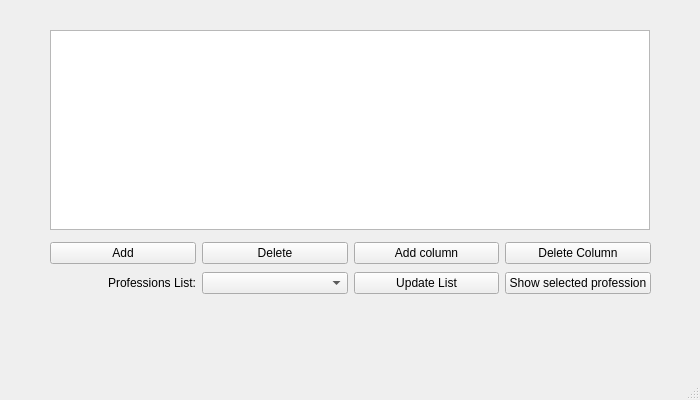
Qt form mainwindow.ui (DaniilUbica/databases-app) before a commit.
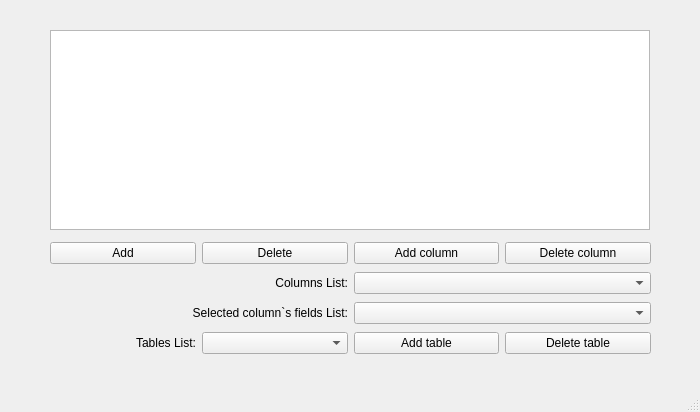
The same form after that commit.

Patch:
```diff
--- a/mainwindow.ui
+++ b/mainwindow.ui
@@ -7,7 +7,7 @@
     <x>0</x>
     <y>0</y>
     <width>700</width>
-    <height>400</height>
+    <height>412</height>
    </rect>
   </property>
   <property name="windowTitle">
@@ -61,7 +61,7 @@
      <item>
       <widget class="QPushButton" name="deleteColumn">
        <property name="text">
-        <string>Delete Column</string>
+        <string>Delete column</string>
        </property>
       </widget>
      </item>
@@ -71,7 +71,7 @@
     <property name="geometry">
      <rect>
       <x>50</x>
-      <y>270</y>
+      <y>300</y>
       <width>601</width>
       <height>26</height>
      </rect>
@@ -83,7 +83,7 @@
         <enum>Qt::RightToLeft</enum>
        </property>
        <property name="text">
-        <string>Professions List:</string>
+        <string>Selected column`s fields List:</string>
        </property>
        <property name="alignment">
         <set>Qt::AlignRight|Qt::AlignTrailing|Qt::AlignVCenter</set>
@@ -93,19 +93,75 @@
      <item>
       <widget class="QComboBox" name="comboBox"/>
      </item>
+    </layout>
+   </widget>
+   <widget class="QWidget" name="layoutWidget_2">
+    <property name="geometry">
+     <rect>
+      <x>50</x>
+      <y>330</y>
+      <width>601</width>
+      <height>26</height>
+     </rect>
+    </property>
+    <layout class="QHBoxLayout" name="horizontalLayout_4">
      <item>
-      <widget class="QPushButton" name="updateCombobox">
+      <widget class="QLabel" name="label_2">
+       <property name="layoutDirection">
+        <enum>Qt::RightToLeft</enum>
+       </property>
        <property name="text">
-        <string>Update List</string>
+        <string>Tables List:</string>
        </property>
+       <property name="alignment">
+        <set>Qt::AlignRight|Qt::AlignTrailing|Qt::AlignVCenter</set>
+       </property>
       </widget>
      </item>
      <item>
-      <widget class="QPushButton" name="showProf">
+      <widget class="QComboBox" name="allTables"/>
+     </item>
+     <item>
+      <widget class="QPushButton" name="addTable">
        <property name="text">
-        <string>Show selected profession</string>
+        <string>Add table</string>
        </property>
       </widget>
+     </item>
+     <item>
+      <widget class="QPushButton" name="deleteTable">
+       <property name="text">
+        <string>Delete table</string>
+       </property>
+      </widget>
+     </item>
+    </layout>
+   </widget>
+   <widget class="QWidget" name="layoutWidget_3">
+    <property name="geometry">
+     <rect>
+      <x>50</x>
+      <y>270</y>
+      <width>601</width>
+      <height>26</height>
+     </rect>
+    </property>
+    <layout class="QHBoxLayout" name="horizontalLayout_5">
+     <item>
+      <widget class="QLabel" name="label_3">
+       <property name="layoutDirection">
+        <enum>Qt::RightToLeft</enum>
+       </property>
+       <property name="text">
+        <string>Columns List:</string>
+       </property>
+       <property name="alignment">
+        <set>Qt::AlignRight|Qt::AlignTrailing|Qt::AlignVCenter</set>
+       </property>
+      </widget>
+     </item>
+     <item>
+      <widget class="QComboBox" name="allColumns"/>
      </item>
     </layout>
    </widget>
```
Left out of the diff: 2 changed lines with no effect on the pictures.
